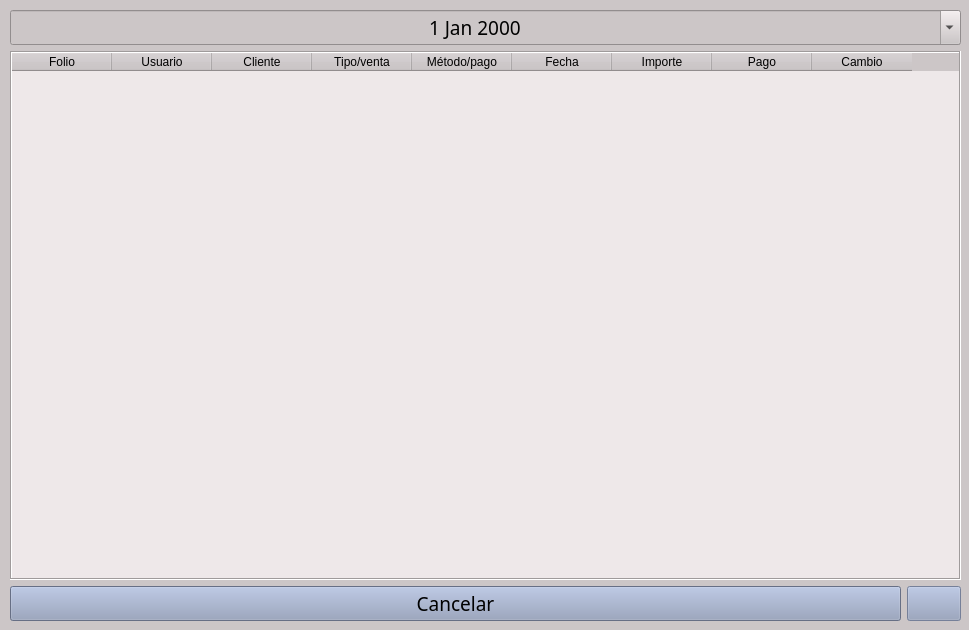
This is Historial.ui in jesusArteaga17/FerreteriaGuerreroPython as Qt 5 draws it before an edit. The edited form follows.
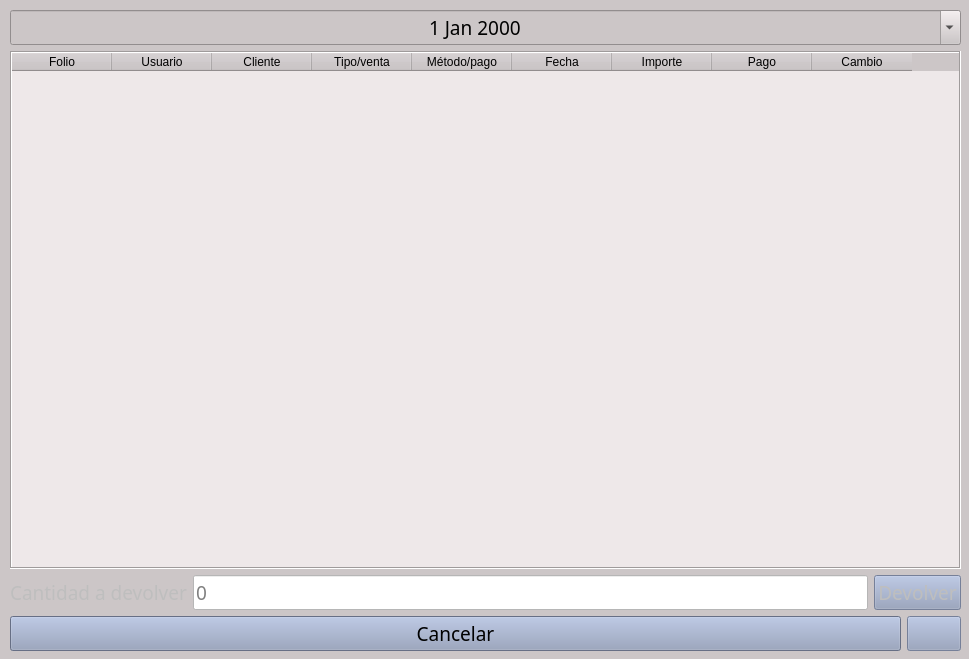
This is the edited form. Icons and pictures are not drawn.

The edit to the form file:
```diff
--- a/Historial.ui
+++ b/Historial.ui
@@ -7,7 +7,7 @@
     <x>0</x>
     <y>0</y>
     <width>969</width>
-    <height>630</height>
+    <height>659</height>
    </rect>
   </property>
   <property name="font">
@@ -47,7 +47,7 @@
      <x>10</x>
      <y>10</y>
      <width>951</width>
-     <height>611</height>
+     <height>641</height>
     </rect>
    </property>
    <layout class="QVBoxLayout" name="verticalLayout">
@@ -161,6 +161,46 @@
       </column>
      </widget>
     </item>
+    <item>
+     <layout class="QHBoxLayout" name="horizontalLayout_2">
+      <item>
+       <widget class="QLabel" name="label_cantidad">
+        <property name="enabled">
+         <bool>false</bool>
+        </property>
+        <property name="text">
+         <string>Cantidad a devolver</string>
+        </property>
+       </widget>
+      </item>
+      <item>
+       <widget class="QLineEdit" name="cantidad">
+        <property name="enabled">
+         <bool>false</bool>
+        </property>
+        <property name="placeholderText">
+         <string>0</string>
+        </property>
+       </widget>
+      </item>
+      <item>
+       <widget class="QPushButton" name="devolver">
+        <property name="enabled">
+         <bool>false</bool>
+        </property>
+        <property name="sizePolicy">
+         <sizepolicy hsizetype="Maximum" vsizetype="Fixed">
+          <horstretch>0</horstretch>
+          <verstretch>0</verstretch>
+         </sizepolicy>
+        </property>
+        <property name="text">
+         <string>Devolver</string>
+        </property>
+       </widget>
+      </item>
+     </layout>
+    </item>
     <item>
      <layout class="QHBoxLayout" name="horizontalLayout">
       <item>
```
